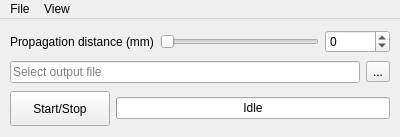
Qt form Holovibes/lightui.ui (DigitalHolography/Holovibes) before a commit.
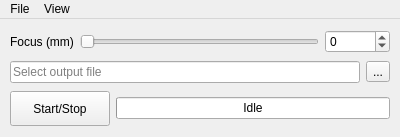
The same form after that commit. Custom widgets are drawn as their Qt base class.

Commit message: renamed propagation distance to focus on light ui

What changed in the file:
```diff
--- a/Holovibes/lightui.ui
+++ b/Holovibes/lightui.ui
@@ -38,7 +38,7 @@
       <item>
        <widget class="QLabel" name="label">
         <property name="text">
-         <string>Propagation distance (mm)</string>
+         <string>Focus (mm)</string>
         </property>
        </widget>
       </item>
```
